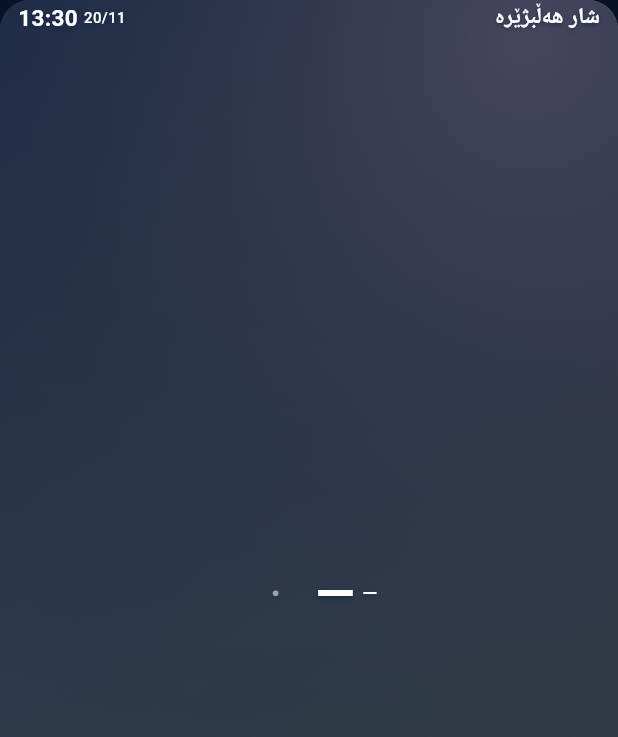
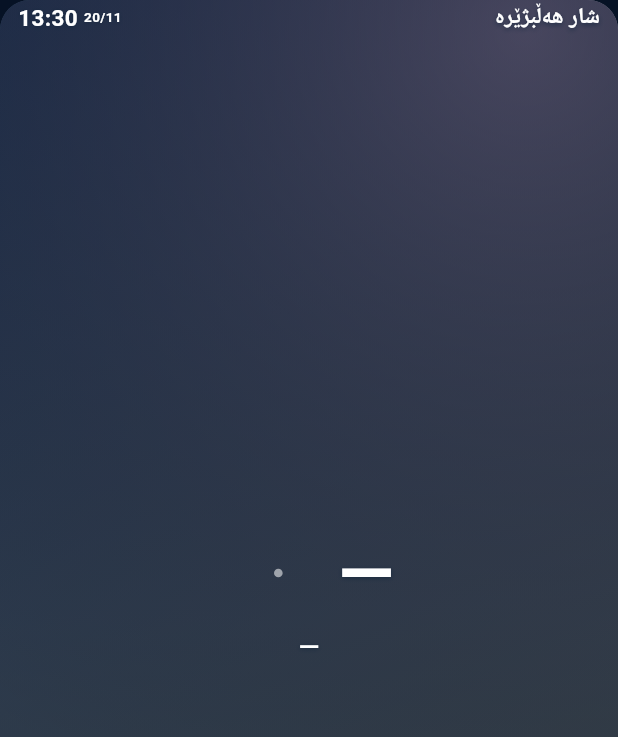
Before and after one commit to sarhang-sg/GEO-ANDROID, a Flutter app: the WeatherWidgetArt widget shown alone on an empty page, opened directly with empty values, on a phone screen of 412 x 824 dp. Shown: the top 737 px of the screen. Run offline on Flutter 3.47's test engine with Material 3 defaults, Android fonts, the phone set to English and light mode, and no system bars; our stand-ins replace connectivity_plus, lottie, permission_handler; missing offline and left inert: flutter_inappwebview, flutter_inappwebview_platform_interface, sqlite3, unorm_dart; Roboto replaces fonts that are missing (NAVKurdArabic, NAVKurdLatin).

Commit message:
Keep widget readings legible and validate legacy portrait and landscape sizes

```diff
--- a/lib/weather/weather_widget.dart
+++ b/lib/weather/weather_widget.dart
@@ -64,28 +64,61 @@ class WeatherWidgetArt extends StatelessWidget {
 
   static const _credit = 'Open-Meteo · Developer: Sarhang Salah';
 
+  Widget _number(
+    String value,
+    double size, {
+    FontWeight weight = FontWeight.w600,
+  }) => Text(
+    value,
+    maxLines: 1,
+    textDirection: TextDirection.ltr,
+    overflow: TextOverflow.ellipsis,
+    style: ink(size, weight: weight).copyWith(
+      fontFamily: 'NAVKurdLatin',
+      fontFamilyFallback: const ['NAVKurdArabic'],
+      height: 1.19,
+      fontFeatures: const [ui.FontFeature.tabularFigures()],
+    ),
+  );
+
   Widget _clock({required bool date}) => Directionality(
     textDirection: TextDirection.ltr,
     child: Row(
       mainAxisSize: MainAxisSize.min,
       children: [
-        label(weather.clock(weather.date), 15, weight: FontWeight.bold),
+        _number(weather.clock(weather.date), 15, weight: FontWeight.bold),
         if (date) ...[
           const SizedBox(width: 4),
-          label('${weather.date.day}/${weather.date.month}', 10),
+          _number('${weather.date.day}/${weather.date.month}', 9),
         ],
       ],
     ),
   );
 
-  Widget _current({required bool stacked, required bool description}) {
-    final temp = label(
+  Widget _current({
+    required bool stacked,
+    required bool description,
+    bool spacious = false,
+  }) {
+    final temp = _number(
       weather.temp == null ? '—' : '${weather.temp!.round()}°',
-      34,
+      spacious ? 48 : 32,
       weight: FontWeight.bold,
     );
-    final icon = glyph(weather.sky, weather.day, 47);
-    final name = label(skyName(weather.sky, weather.day, weather.lang), 13);
+    final icon = glyph(weather.sky, weather.day, spacious ? 72 : 47);
+    final name = label(
+      skyName(weather.sky, weather.day, weather.lang),
+      spacious ? 18 : 13,
+    );
+    final reading = Row(
+      mainAxisSize: MainAxisSize.min,
+      children: [
+        icon,
+        const SizedBox(width: 4),
+        temp,
+        if (description && !spacious) ...[const SizedBox(width: 5), name],
+      ],
+    );
     return FittedBox(
       fit: BoxFit.scaleDown,
       child: stacked
@@ -93,25 +126,29 @@ class WeatherWidgetArt extends StatelessWidget {
               mainAxisSize: MainAxisSize.min,
               children: [icon, temp, if (description) name],
             )
-          : Row(
-              mainAxisSize: MainAxisSize.min,
-              children: [
-                icon,
-                const SizedBox(width: 3),
-                temp,
-                if (description) ...[const SizedBox(width: 5), name],
-              ],
-            ),
+          : spacious && description
+          ? Column(mainAxisSize: MainAxisSize.min, children: [reading, name])
+          : reading,
     );
   }
 
   // Each forecast uses the available cross-axis: columns across a wide card,
   // time/icon/reading rows down a tall card, and two lines down a single cell.
-  Widget _forecast(int count, {required bool vertical, required bool slim}) {
+  Widget _forecast(
+    int count, {
+    required bool vertical,
+    required bool slim,
+    bool fullRow = false,
+  }) {
     final entries = weather.hours.take(count).map((hour) {
-      final time = label(weather.hourLabel(hour.at), 10);
-      final icon = glyph(weatherSky(hour.code), hour.day, 19);
-      final temp = label('${hour.temp.round()}°', 12, weight: FontWeight.bold);
+      final time = _number(weather.hourLabel(hour.at), fullRow ? 13 : 10);
+      final sky = weatherSky(hour.code);
+      final icon = glyph(sky, hour.day, fullRow ? 27 : 19);
+      final temp = _number(
+        '${hour.temp.round()}°',
+        fullRow ? 16 : 12,
+        weight: FontWeight.bold,
+      );
       final value = Row(mainAxisSize: MainAxisSize.min, children: [icon, temp]);
       if (vertical && !slim) {
         return Row(
@@ -122,7 +159,16 @@ class WeatherWidgetArt extends StatelessWidget {
                 child: FittedBox(fit: BoxFit.scaleDown, child: time),
               ),
             ),
-            value,
+            if (fullRow) ...[
+              icon,
+              const SizedBox(width: 7),
+              Expanded(
+                flex: 2,
+                child: label(skyName(sky, hour.day, weather.lang), 13),
+              ),
+              temp,
+            ] else
+              value,
           ],
         );
       }
@@ -166,7 +212,7 @@ class WeatherWidgetArt extends StatelessWidget {
   }
 
   Widget _attribution(double width) {
-    final text = width >= 155
+    final text = width >= 118
         ? _credit
         : width >= 92
         ? 'Open-Meteo\nDeveloper: Sarhang Salah'
@@ -206,7 +252,7 @@ class WeatherWidgetArt extends StatelessWidget {
       final creditWidth = math.max(1.0, w - pad * 2 - (sideCredit ? 88 : 0));
       final creditHeight = !showCredit
           ? 0.0
-          : creditWidth >= 155
+          : creditWidth >= 118
           ? 15.0
           : creditWidth >= 92
           ? 24.0
@@ -308,6 +354,7 @@ class WeatherWidgetArt extends StatelessWidget {
                     Expanded(
                       child: _current(
                         stacked: slim && bodyHeight >= 58,
+                        spacious: w >= 180 && bodyHeight >= 140,
                         description:
                             (w >= 104 && bodyHeight >= 34) ||
                             (slim && bodyHeight >= 100),
@@ -316,7 +363,12 @@ class WeatherWidgetArt extends StatelessWidget {
                     if (count > 0)
                       SizedBox(
                         height: hourHeight,
-                        child: _forecast(count, vertical: vertical, slim: slim),
+                        child: _forecast(
+                          count,
+                          vertical: vertical,
+                          slim: slim,
+                          fullRow: vertical && w >= 185,
+                        ),
                       ),
                     if (showMetrics) SizedBox(height: 19, child: _metrics(w)),
                     if (statusLine)
@@ -391,13 +443,13 @@ class WeatherWidgetArt extends StatelessWidget {
 Future<void>? _fontLoad;
 Future<void> weatherFonts() => _fontLoad ??= Future.wait([
   for (final entry in const {
-    'NAVKurdArabic': 'uniqaidar_money_heist_002',
-    'NAVKurdLatin': 'red_hat_display_variable',
+    'NAVKurdArabic':
+        'android/app/src/main/res/font/uniqaidar_money_heist_002.ttf',
+    'NAVKurdLatin':
+        'android/app/src/main/res/font/red_hat_display_variable.ttf',
+    'MaterialIcons': 'fonts/MaterialIcons-Regular.otf',
   }.entries)
-    (FontLoader(entry.key)..addFont(
-          rootBundle.load('android/app/src/main/res/font/${entry.value}.ttf'),
-        ))
-        .load(),
+    (FontLoader(entry.key)..addFont(rootBundle.load(entry.value))).load(),
 ]).then((_) {});
 Future<Uint8List> weatherBitmap(
   Size size,
@@ -467,8 +519,9 @@ Future<Uint8List> weatherBitmap(
     // A headless Android engine can be paused without a display vsync.
     await settled.timeout(const Duration(milliseconds: 250), onTimeout: () {});
 
-    RenderObjectToWidgetAdapter<RenderBox>(container: root)
-        .attachToRenderTree(builds, tree);
+    RenderObjectToWidgetAdapter<RenderBox>(
+      container: root,
+    ).attachToRenderTree(builds, tree);
     builds.buildScope(tree);
     builds.finalizeTree();
     pipeline.rootNode = null;
```
Also changed, not shown: 4 other files.
